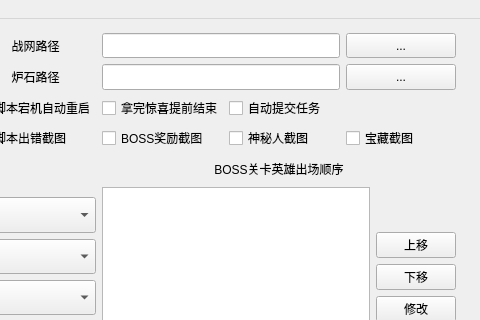
The window that ui/main_chs.ui (zhoubin-me/lushi_script) describes before a commit, drawn with Qt 5; both pictures show x 282 to 762 and y 0 to 320 of the 762 by 707 pixel window.
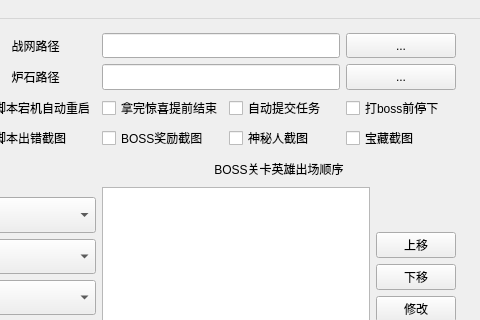
The same window after the commit. Custom widgets are drawn as their Qt base class.

Patch:
```diff
--- a/ui/main_chs.ui
+++ b/ui/main_chs.ui
@@ -543,6 +543,24 @@
           </property>
          </widget>
         </item>
+        <item row="3" column="6">
+         <widget class="QCheckBox" name="stop_at_boss">
+          <property name="sizePolicy">
+           <sizepolicy hsizetype="Expanding" vsizetype="Expanding">
+            <horstretch>0</horstretch>
+            <verstretch>0</verstretch>
+           </sizepolicy>
+          </property>
+          <property name="font">
+           <font>
+            <family>Microsoft YaHei UI</family>
+           </font>
+          </property>
+          <property name="text">
+           <string>打boss前停下</string>
+          </property>
+         </widget>
+        </item>
        </layout>
       </item>
       <item row="1" column="0">
```
